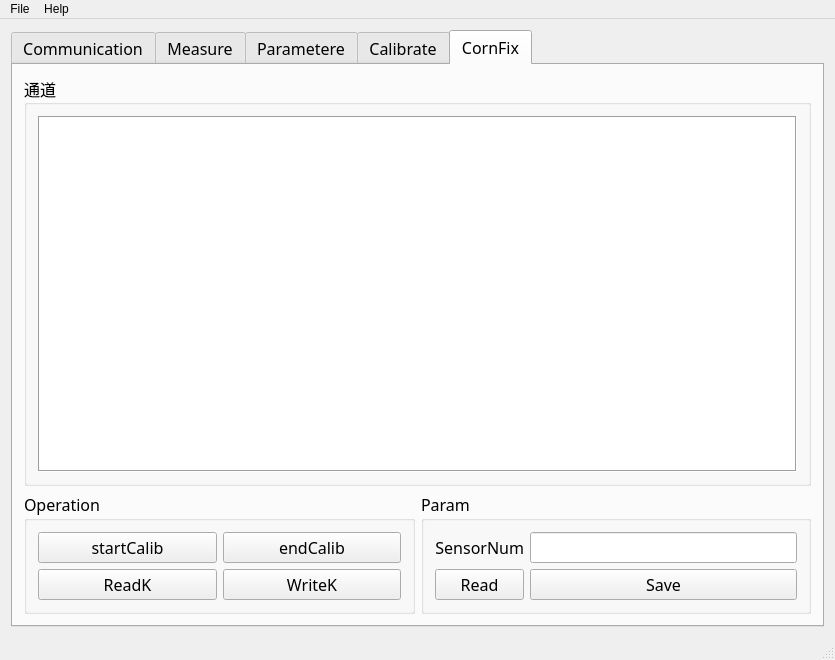
Above: mainwindow.ui from byteman/WFace before the change. Below: the same form after it.
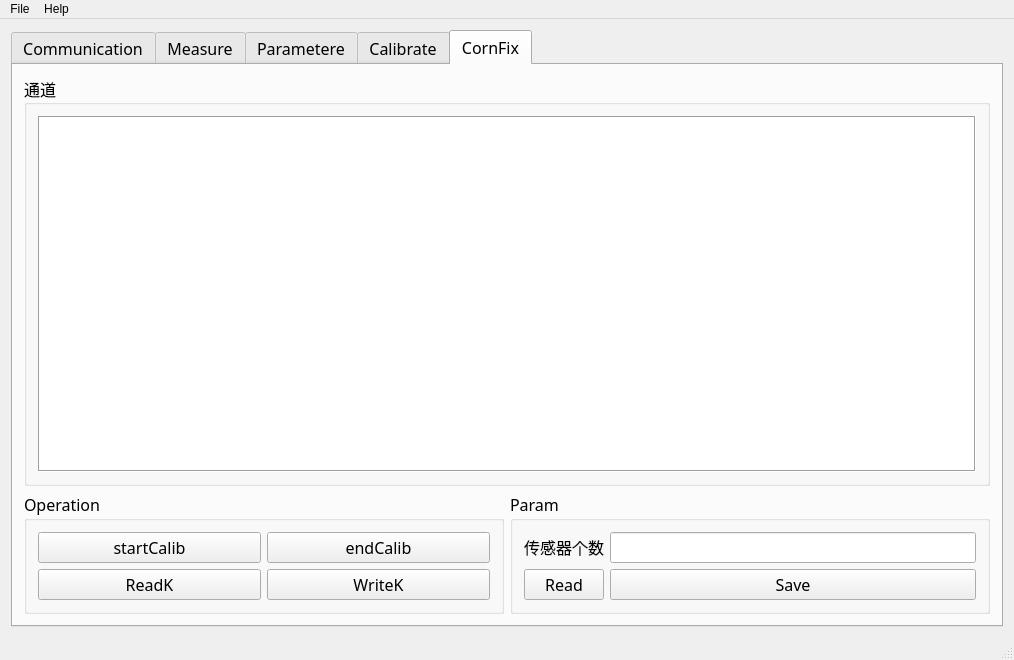
That is the form after the change.

Diff of the .ui file:
```diff
--- a/mainwindow.ui
+++ b/mainwindow.ui
@@ -6,7 +6,7 @@
    <rect>
     <x>0</x>
     <y>0</y>
-    <width>835</width>
+    <width>1014</width>
     <height>660</height>
    </rect>
   </property>
@@ -1443,7 +1443,7 @@
                 </sizepolicy>
                </property>
                <property name="text">
-                <string>SensorNum</string>
+                <string>传感器个数</string>
                </property>
                <property name="alignment">
                 <set>Qt::AlignRight|Qt::AlignTrailing|Qt::AlignVCenter</set>
@@ -1476,8 +1476,8 @@
     <rect>
      <x>0</x>
      <y>0</y>
-     <width>835</width>
-     <height>23</height>
+     <width>1014</width>
+     <height>30</height>
     </rect>
    </property>
    <widget class="QMenu" name="menuChange">
```
Left out of the diff: 12 changed lines with no effect on the pictures.
